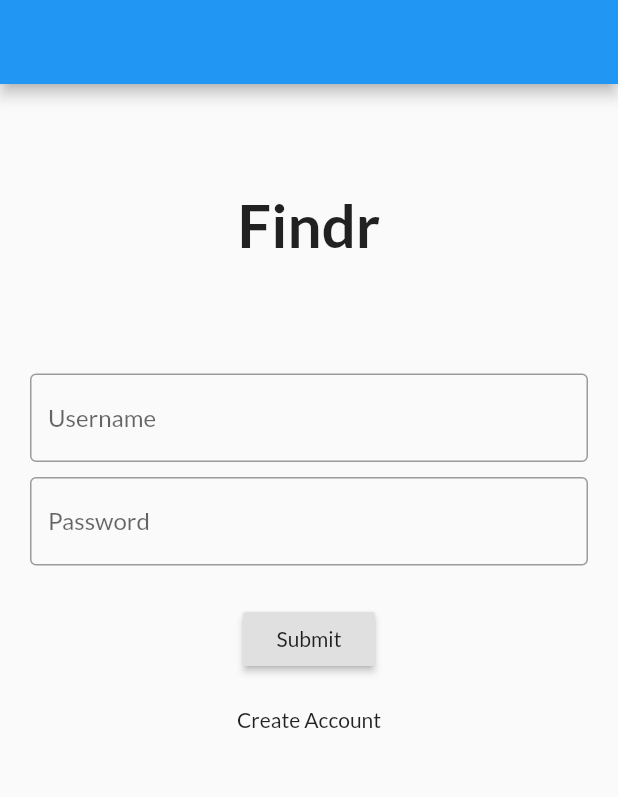
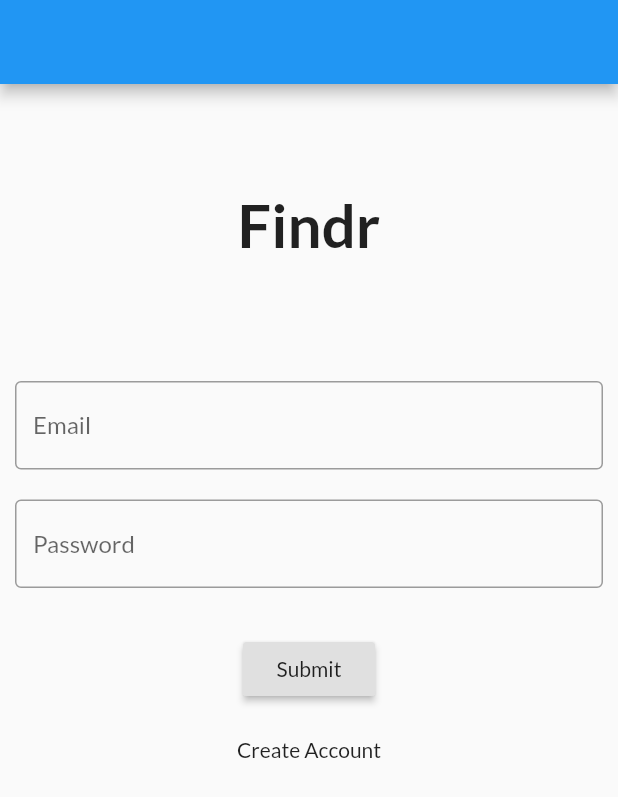
Before and after one commit to jrgaray/treasure-hunt-app, a Flutter app: the screen it shows after launch, after a tap on "Submit", on a phone screen of 412 x 824 dp. Shown: the top 797 px of the screen. Run offline on Flutter 3.47's test engine with Material 2 defaults, Android fonts, the phone set to English and light mode, and no system bars; drawn by our look-alikes of flutter_form_builder; our stand-ins replace cloud_firestore, firebase_auth, firebase_core, flutter_hooks, google_fonts, google_maps_flutter and 2 more; accounts and stored records are empty; statements that could not run were skipped.

Commit message:
Auth working for application. Added email validator dependency to validate emails and working on uploading user data to firestore/storage."

```diff
--- a/lib/app.dart
+++ b/lib/app.dart
@@ -1,6 +1,8 @@
+import 'package:firebase_auth/firebase_auth.dart';
 import 'package:flutter/material.dart';
 import 'package:google_fonts/google_fonts.dart';
 import 'package:treasure_hunt/screens/add_treasure_caches.dart';
+import 'package:provider/provider.dart';
 import 'package:treasure_hunt/screens/create_account_screen.dart';
 import 'package:treasure_hunt/screens/edit_treasure_chart.dart';
 import 'package:treasure_hunt/screens/root.dart';
@@ -10,19 +12,22 @@ import 'package:treasure_hunt/screens/treasure_hunt_create.dart';
 
 class App extends StatelessWidget {
   static const String title = 'Treasure Hunt';
+  @override
+  Widget build(BuildContext context) {
+    final user = context.watch<User>();
     final routes = {
       EditTreasureChart.routeName: (context) => EditTreasureChart(),
       TreasureHuntCreate.routeName: (context) => TreasureHuntCreate(),
       TreasureHuntSearch.routeName: (context) => TreasureHuntSearch(),
       RootScreen.routeName: (context) => RootScreen(title: title),
-    Login.routeName: (context) => Login(
+      Login.routeName: (context) {
+        return Login(
           title: title,
-        ),
+        );
+      },
       AddTreasureCaches.routeName: (context) => AddTreasureCaches(),
       CreateAccountScreen.routeName: (context) => CreateAccountScreen(),
     };
-  @override
-  Widget build(BuildContext context) {
     return MaterialApp(
         title: 'Hunt',
         theme: ThemeData(
--- a/lib/components/dialog_form.dart
+++ b/lib/components/dialog_form.dart
@@ -2,7 +2,7 @@ import 'package:flutter/material.dart';
 import 'package:flutter_form_builder/flutter_form_builder.dart';
 import 'package:flutter_hooks/flutter_hooks.dart';
 import 'package:treasure_hunt/components/input.dart';
-import 'package:treasure_hunt/firebase/FS.dart';
+import 'package:treasure_hunt/firebase/store.dart';
 import 'package:treasure_hunt/models/treasure_cache.dart';
 import 'package:treasure_hunt/models/treasure_hunt.dart';
 import 'package:treasure_hunt/utils/form_key.dart';
--- a/lib/firebase/auth.dart
+++ b/lib/firebase/auth.dart
@@ -0,0 +1,23 @@
+import 'package:firebase_auth/firebase_auth.dart';
+import 'package:treasure_hunt/firebase/store.dart';
+
+FirebaseAuth auth = FirebaseAuth.instance;
+
+Future<void> signIn(email, password) async {
+  await auth.signInWithEmailAndPassword(email: email, password: password);
+}
+
+Future<void> signOut() => auth.signOut();
+
+Stream<User> streamSignIn() {
+  return auth.authStateChanges();
+}
+
+Future<void> createUser(
+    email, password, firstName, lastName, birthday, photo) async {
+  final userCreds = await auth.createUserWithEmailAndPassword(
+      email: email, password: password);
+  User user = userCreds.user;
+// final photoUrl = photo !=null ? await uploadPhotoToStorage(photo): null;
+  // await  addUserInfoToFirestore(user.uid, email, )
+}
--- a/lib/main.dart
+++ b/lib/main.dart
@@ -1,7 +1,9 @@
+import 'package:firebase_auth/firebase_auth.dart';
 import 'package:firebase_core/firebase_core.dart';
 import 'package:provider/provider.dart';
 import 'package:flutter/material.dart';
 import 'package:treasure_hunt/app.dart';
+import 'package:treasure_hunt/firebase/auth.dart';
 import 'package:treasure_hunt/firebase/store.dart';
 import 'package:treasure_hunt/models/treasure_hunt.dart';
 import 'package:treasure_hunt/models/treasure_search.dart';
@@ -16,6 +18,7 @@ void main() async {
         ChangeNotifierProvider(create: (_) => UserState()),
         StreamProvider<List<TreasureHunt>>.value(value: chartStream()),
         StreamProvider<List<TreasureSearch>>.value(value: huntStream()),
+        StreamProvider<User>.value(value: streamSignIn())
       ],
       child: App(),
     ),
--- a/lib/screens/login.dart
+++ b/lib/screens/login.dart
@@ -1,12 +1,11 @@
-import 'dart:io';
-
+import 'package:firebase_auth/firebase_auth.dart';
 import 'package:flutter/material.dart';
 import 'package:flutter_hooks/flutter_hooks.dart';
 import 'package:provider/provider.dart';
-import 'package:treasure_hunt/components/input.dart';
+import 'package:treasure_hunt/components/form_builder_text.dart';
+import 'package:treasure_hunt/firebase/auth.dart';
 import 'package:treasure_hunt/screens/create_account_screen.dart';
 import 'package:treasure_hunt/screens/root.dart';
-import 'package:treasure_hunt/state/user_state.dart';
 import 'package:treasure_hunt/utils/form_key.dart';
 import 'package:flutter_form_builder/flutter_form_builder.dart';
 
@@ -18,6 +17,13 @@ class Login extends HookWidget {
 
   @override
   Widget build(BuildContext context) {
+    final user = context.watch<User>();
+    useEffect(() {
+      if (user != null)
+        Future.microtask(
+            () => Navigator.popAndPushNamed(context, RootScreen.routeName));
+      return;
+    }, [user]);
     Widget header = Row(
       mainAxisAlignment: MainAxisAlignment.center,
       children: [
@@ -41,38 +47,39 @@ class Login extends HookWidget {
             key: key,
             child: Column(
               children: [
-                input(
-                  label: 'Username',
-                  onSaved: (value) {
-                    //
-                  },
-                  onError: (value) => value.isEmpty ? 'Cannot be empty.' : null,
-                ),
-                input(
-                  label: 'Password',
-                  onSaved: (value) =>
-                      context.read<UserState>().setPassword(value),
-                  onError: (value) => value.isEmpty ? 'Cannot be empty.' : null,
-                ),
+                FormBuilderText(attribute: "email", label: "Email"),
+                FormBuilderText(attribute: "password", label: "Password"),
                 Padding(
                     padding: EdgeInsets.only(top: 20),
-                  child: RaisedButton(
-                    onPressed: () {
+                    child: Builder(
+                      builder: (context) {
+                        return RaisedButton(
+                          onPressed: () async {
+                            try {
                               if (key.currentState.validate()) {
                                 key.currentState.save();
-                        Navigator.popAndPushNamed(
-                            context, RootScreen.routeName);
+                                final fields = key.currentState.fields;
+                                await signIn(fields["email"].value,
+                                    fields["password"].value);
+                                // if (user != null)
+                                //   Navigator.popAndPushNamed(
+                                //       context, RootScreen.routeName);
+                              }
+                            } catch (error) {
+                              Scaffold.of(context).showSnackBar(
+                                  SnackBar(content: Text(error.message)));
                             }
                           },
                           child: Text('Submit'),
-                  ),
-                ),
+                        );
+                      },
+                    )),
                 Padding(
                   padding: EdgeInsets.only(top: 10),
                   child: InkWell(
                     radius: 100,
                     highlightColor: Colors.blue,
-                    onTap: () {
+                    onTap: () async {
                       Navigator.pushNamed(
                           context, CreateAccountScreen.routeName);
                     },
--- a/pubspec.yaml
+++ b/pubspec.yaml
@@ -40,6 +40,8 @@ dependencies:
     google_fonts: ^1.1.1
     image_picker: ^0.6.7+17
     firebase_auth: ^0.18.4+1
+    email_validator: ^1.0.6
+    firebase_storage: '^5.2.0'
 
 dev_dependencies:
     flutter_test:
```
Also changed, not shown: lib/components/create_account_form.dart (+25 -3 lines), lib/components/form_builder_text.dart (+3 -4 lines), lib/screens/root.dart (+40 -0 lines), lib/firebase/storage.dart (added), pubspec.lock. Lines whose indentation alone changed are shown as unchanged.
